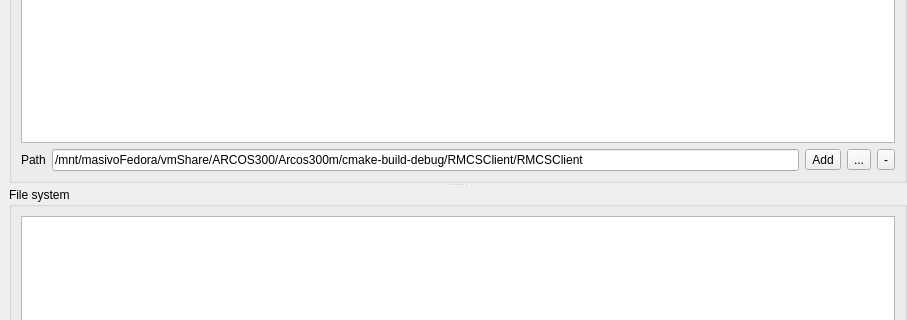
Above: src/widgets/MainWindow.ui from PabloPicose/InstallerCreator before the change; both pictures show x 0 to 907 and y 405 to 725 of the 1202 by 884 pixel window. Below: the same form after it.
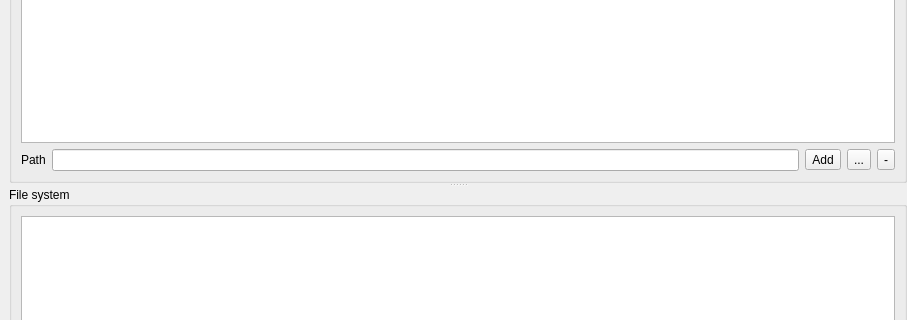
That is the form after the change.

```diff
--- a/src/widgets/MainWindow.ui
+++ b/src/widgets/MainWindow.ui
@@ -71,7 +71,7 @@
              <item>
               <widget class="QLineEdit" name="le_binaryPath">
                <property name="text">
-                <string>/mnt/masivoFedora/vmShare/ARCOS300/Arcos300m/cmake-build-debug/RMCSClient/RMCSClient</string>
+                <string/>
                </property>
               </widget>
              </item>
```
Left out of the diff: 2 changed lines with no effect on the pictures.
